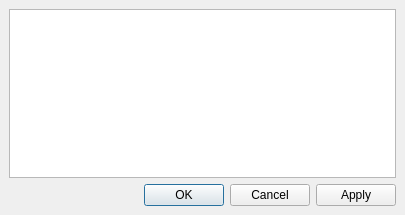
Above: src/ui/rule_window.ui from vaginessa/yaragui before the change. Below: the same form after it.
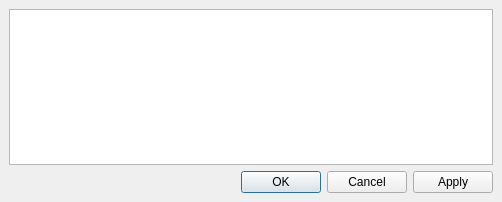
That is the form after the change.

Commit message: Add short rule file names to menus.

Diff of the .ui file:
```diff
--- a/src/ui/rule_window.ui
+++ b/src/ui/rule_window.ui
@@ -6,8 +6,8 @@
    <rect>
     <x>0</x>
     <y>0</y>
-    <width>405</width>
-    <height>215</height>
+    <width>502</width>
+    <height>202</height>
    </rect>
   </property>
   <property name="windowTitle">
@@ -17,6 +17,9 @@
    <layout class="QVBoxLayout" name="verticalLayout">
     <item>
      <widget class="QTableWidget" name="table">
+      <property name="textElideMode">
+       <enum>Qt::ElideLeft</enum>
+      </property>
       <property name="verticalScrollMode">
        <enum>QAbstractItemView::ScrollPerPixel</enum>
       </property>
```
The commit also changes 4 other files.
